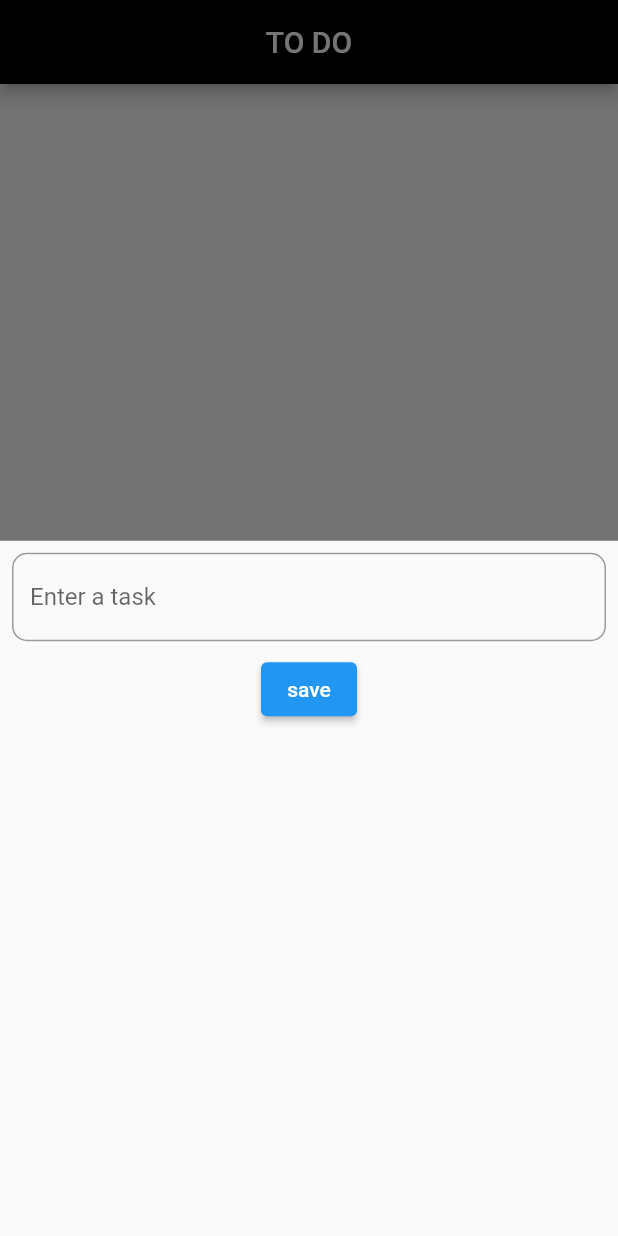
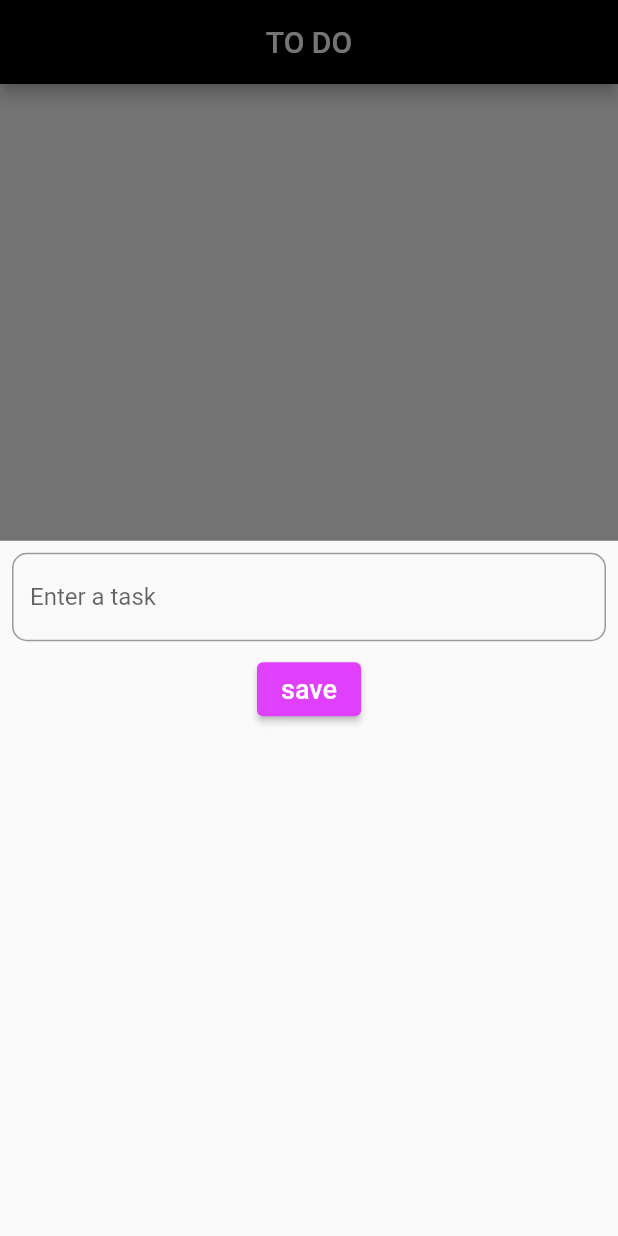
Before and after one commit to Nived-Manoj/to_do, a Flutter app: the screen it shows after launch, after a tap on the "add" icon, on a phone screen of 412 x 824 dp. Run offline on Flutter 3.47's test engine with Material 2 defaults, Android fonts, the phone set to English and light mode, and no system bars; our stand-ins replace hive_flutter; accounts and stored records are empty.

Commit message:
initial commit

```diff
--- a/lib/home_screen.dart
+++ b/lib/home_screen.dart
@@ -94,6 +94,9 @@ class _HomeScreenState extends State<HomeScreen> {
                         ),
                       ),
                       ElevatedButton(
+                          style: ButtonStyle(
+                              backgroundColor: MaterialStatePropertyAll(
+                                  Colors.purpleAccent)),
                           onPressed: () {
                             box.add({
                               "title": titlecontroller.text,
@@ -104,7 +107,13 @@ class _HomeScreenState extends State<HomeScreen> {
                             setState(() {});
                             titlecontroller.clear();
                           },
-                          child: Text("save")),
+                          child: Text(
+                            "save",
+                            style: TextStyle(
+                              color: Colors.white,
+                              fontSize: 18,
+                            ),
+                          )),
                     ],
                   ));
         },
```
